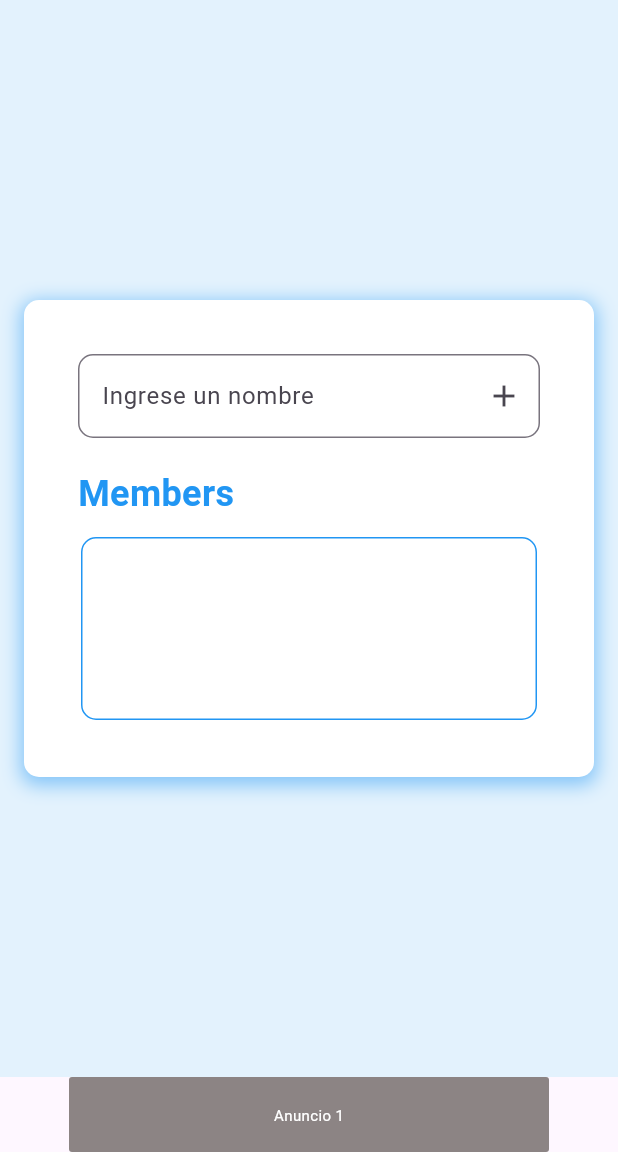
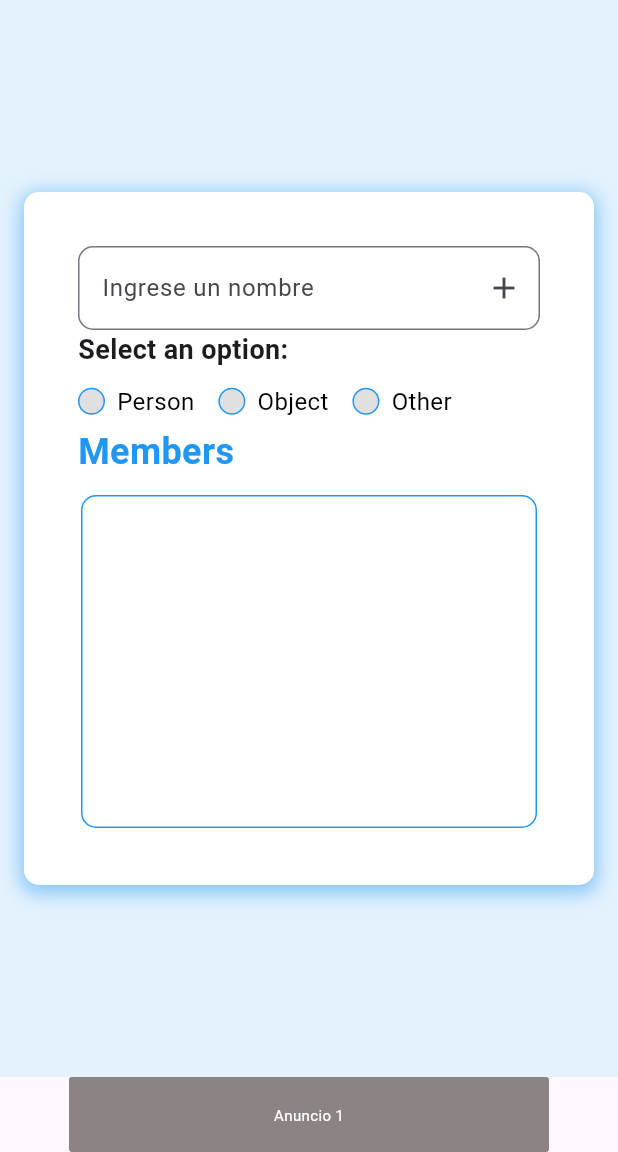
Before and after one commit to GabrielRen2123/random_mixer, a Flutter app: the SegundaPag screen opened directly, on a phone screen of 412 x 824 dp, the part 84-1236 px from its top. Run offline on Flutter 3.47's test engine with Material 3 defaults, Android fonts, the phone set to English and light mode, and no system bars; Roboto replaces fonts that are missing (Aclonica).

Commit message:
Adicion a la pagina secundaria de seleccionar la categoria, sigue sin estar con las funcionalidades de sql

```diff
--- a/lib/clases/Manager.dart
+++ /dev/null
@@ -1,49 +0,0 @@
-import 'package:flutter/material.dart';
-import 'package:random_mixer_app/clases/nameList.dart';
-import 'package:random_mixer_app/clases/text_form.dart';
-
-
-class NameManager extends StatefulWidget {
-  const NameManager({super.key});
-
-  @override
-  _NameManagerState createState() => _NameManagerState();
-}
-
-class _NameManagerState extends State<NameManager> {
-  List<String> names = [];
-
-  // Función para agregar nombre a la lista
-  void addName(String name) {
-    setState(() {
-      names.add(name);
-    });
-  }
-
-  // Función para eliminar nombre de la lista
-  void removeName(String name) {
-    setState(() {
-      names.remove(name);
-    });
-  }
-
-  @override
-  Widget build(BuildContext context) {
-    return Padding(
-      padding: const EdgeInsets.all(20),
-      child: Column(
-        crossAxisAlignment: CrossAxisAlignment.start,
-        children: [
-          TextForm(addName: addName), // Paso la función para agregar nombres
-          const SizedBox(height: 20),
-          const Text(
-            "Members",
-            style: TextStyle(fontSize: 24, fontWeight: FontWeight.bold, color: Colors.blue),
-          ),
-          const SizedBox(height: 10),
-          NameList(names: names, removeName: removeName), // Paso la lista y la función para eliminar
-        ],
-      ),
-    );
-  }
-}
--- /dev/null
+++ b/lib/clases/categorias.dart
@@ -0,0 +1,77 @@
+import 'package:flutter/material.dart';
+
+class CategorySelector extends StatefulWidget {
+  const CategorySelector({super.key});
+
+  @override
+  _CategorySelectorState createState() => _CategorySelectorState();
+}
+
+class _CategorySelectorState extends State<CategorySelector> {
+ String? _selectedOption; // Variable para almacenar la opción seleccionada
+
+  // Lista de opciones que queremos mostrar
+  final List<String> options = ['Person', 'Object', 'Other'];
+
+  @override
+  Widget build(BuildContext context) {
+    return Column(
+      crossAxisAlignment: CrossAxisAlignment.start,
+      children: [
+        const Text(
+          'Select an option:',
+          style: TextStyle(fontSize: 18, fontWeight: FontWeight.bold),
+        ),
+        const SizedBox(height: 10),
+        Wrap( // Usamos Wrap para que los círculos se ajusten automáticamente
+          spacing: 16.0, // Espacio horizontal entre opciones
+          runSpacing: 10.0, // Espacio vertical entre opciones si se envuelven
+          children: options.map((option) {
+            return _buildOption(option);
+          }).toList(),
+        ),
+      ],
+    );
+  }
+
+  // Widget para construir cada opción con un círculo y un texto al lado
+  Widget _buildOption(String option) {
+    final bool isSelected = _selectedOption == option; // Verificar si la opción está seleccionada
+
+    return GestureDetector(
+      onTap: () {
+        setState(() {
+          _selectedOption = option; // Actualizar la opción seleccionada
+        });
+      },
+      child: Row(
+        mainAxisSize: MainAxisSize.min, // Hace que el Row ocupe solo el espacio necesario
+        children: [
+          // Círculo
+          Container(
+            width: 18, // Tamaño del círculo
+            height: 20,
+            decoration: BoxDecoration(
+              shape: BoxShape.circle,
+              color: isSelected ? Colors.blue : Colors.grey.shade300, // Cambia de color si está seleccionado
+              border: Border.all(
+                color: Colors.blue,
+                width: isSelected ? 3 : 1, // Grosor del borde
+              ),
+            ),
+          ),
+          const SizedBox(width: 8), // Espacio entre el círculo y el texto
+          // Texto
+          Text(
+            option,
+            style: TextStyle(
+              fontSize: 16,
+              color: isSelected ? Colors.blue : Colors.black, // Cambia de color si está seleccionado
+              fontWeight: isSelected ? FontWeight.bold : FontWeight.normal,
+            ),
+          ),
+        ],
+      ),
+    );
+  }
+}
--- a/lib/clases/nameList.dart
+++ b/lib/clases/nameList.dart
@@ -15,11 +15,9 @@ class NameList extends StatelessWidget {
         border: Border.all(color: Colors.blue),
         borderRadius: BorderRadius.circular(10),
       ),
-      child: ConstrainedBox(
-        constraints: const BoxConstraints(
-          minHeight: 100, minWidth: 300,
-          maxHeight: 300, // Limitar el alto máximo para que tenga scroll
-        ),
+      child: SizedBox(
+        height: 200, // Limitar la altura máxima
+        width: 300, // Puedes ajustar el ancho si es necesario
         child: SingleChildScrollView(
           child: Wrap(
             spacing: 8.0,
--- a/lib/menus/segunda_pag.dart
+++ b/lib/menus/segunda_pag.dart
@@ -1,11 +1,60 @@
 import 'package:flutter/material.dart';
+import 'package:random_mixer_app/clases/categorias.dart';
 import 'package:random_mixer_app/clases/estructura_basica.dart';
 import 'package:random_mixer_app/clases/Anuncios.dart';
-import 'package:random_mixer_app/clases/Manager.dart';
+import 'package:random_mixer_app/clases/nameList.dart';
+import 'package:random_mixer_app/clases/text_form.dart';
 
+class SegundaPag extends StatefulWidget {
+  const SegundaPag({super.key});
 
-class SegundaPag extends StatelessWidget {
-  const SegundaPag({super.key});
+  @override
+  _SegundaPagState createState() => _SegundaPagState();
+}
+
+class _SegundaPagState extends State<SegundaPag> {
+  List<String> names = [];
+
+  // Función para agregar nombre a la lista
+  void addName(String name) {
+    setState(() {
+      names.add(name);
+    });
+  }
+
+  // Función para eliminar nombre de la lista
+  void removeName(String name) {
+    setState(() {
+      names.remove(name);
+    });
+  }
+
+  Padding ManagerList() {
+    return Padding(
+      padding: const EdgeInsets.all(20),
+      child: Column(
+        crossAxisAlignment: CrossAxisAlignment.start,
+        children: [
+          TextForm(addName: addName), // Paso la función para agregar nombres
+
+          const CategorySelector(),
+
+          const SizedBox(height: 5),
+          const Text(
+            "Members",
+            style: TextStyle(
+                fontSize: 24, fontWeight: FontWeight.bold, color: Colors.blue),
+          ),
+
+          const SizedBox(height: 10),
+          NameList(
+              names: names,
+              removeName:
+                  removeName), // Paso la lista y la función para eliminar
+        ],
+      ),
+    );
+  }
 
   @override
   Widget build(BuildContext context) {
@@ -15,13 +64,13 @@ class SegundaPag extends StatelessWidget {
             child: Anuncios(),
           ),
         ),
-      body: const EstructuraBasica(widgetList: [NameManager()]),
-      bottomNavigationBar:const Row(
-          mainAxisAlignment: MainAxisAlignment.center,
-          children: [
-            Anuncios(),
-          ],
-        ),
+      body: EstructuraBasica(widgetList: [ManagerList()]),
+      bottomNavigationBar: const Row(
+        mainAxisAlignment: MainAxisAlignment.center,
+        children: [
+          Anuncios(),
+        ],
+      ),
     );
   }
 }
```
Also changed, not shown: lib/clases/pagina_pruebas.dart (added, +77 -0 lines), 1 other file.
